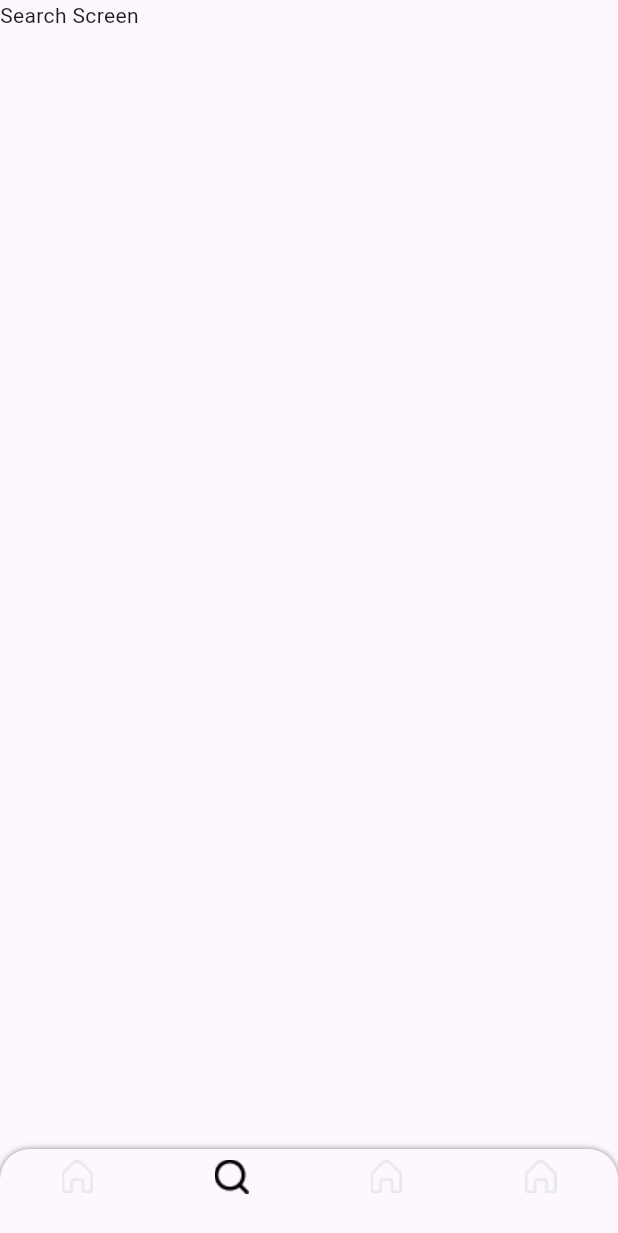
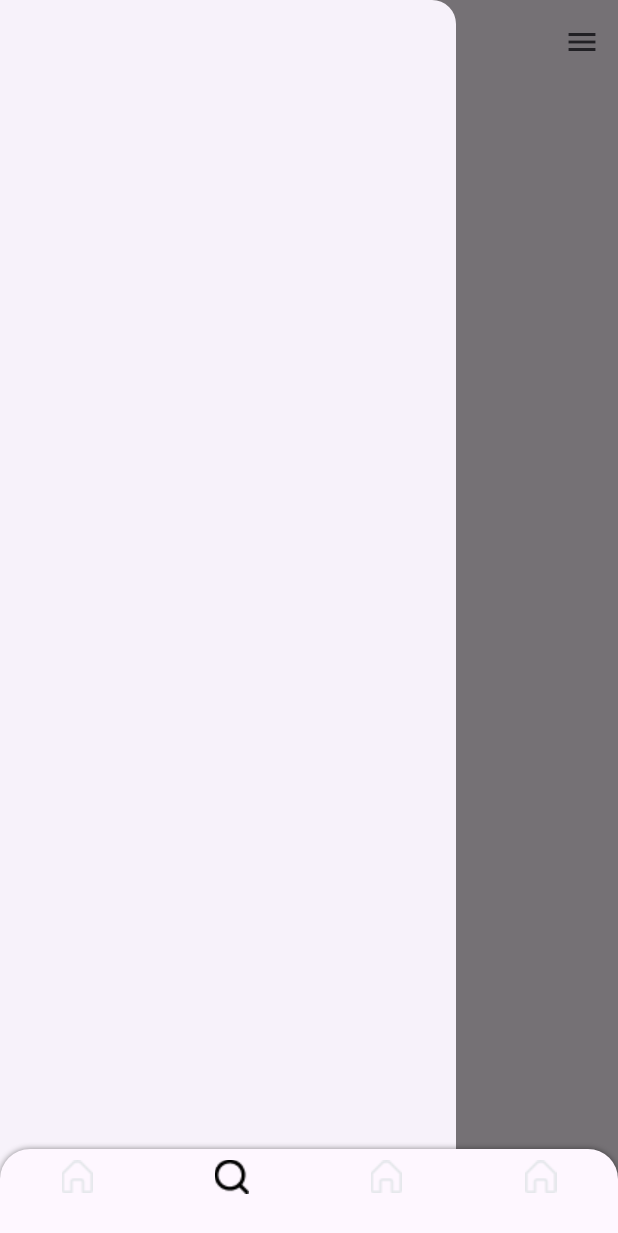
Before and after one commit to SayuNirappel/flux_store, a Flutter app: the BottomNavbarScreen screen opened directly, item 2 of the bottom bar chosen, with the side drawer open (before the commit the screen has no drawer), on a phone screen of 412 x 824 dp. Shown: the top 1233 px of the screen. Run offline on Flutter 3.47's test engine with Material 3 defaults, Android fonts, the phone set to English and light mode, and no system bars; our stand-ins replace carousel_slider; network calls fail.

```diff
--- a/lib/utils/constants/image_constants.dart
+++ b/lib/utils/constants/image_constants.dart
@@ -8,8 +8,4 @@ class ImageConstants {
   static String inactivesearchIcon = "assets/images/searchinactive.png";
   static String moreIcon = "assets/images/moreicon.png";
   static String notificationIcon = "assets/images/noticon.png";
-  final List<String> carouselImageList = [
-    "https://images.pexels.com/photos/21760959/pexels-photo-21760959/free-photo-of-people-working-on-field-near-deep-forest.jpeg?auto=compress&cs=tinysrgb&w=600&lazy=load",
-    "https://images.pexels.com/photos/30844663/pexels-photo-30844663/free-photo-of-giraffes-grazing-in-african-wilderness-outdoors.jpeg?auto=compress&cs=tinysrgb&w=600&lazy=load"
-  ];
 }
--- a/lib/view/search_screen/search_screen.dart
+++ b/lib/view/search_screen/search_screen.dart
@@ -8,6 +8,9 @@ class SearchScreen extends StatelessWidget {
   @override
   Widget build(BuildContext context) {
     return Scaffold(
+      drawer: Drawer(),
+      endDrawer: Drawer(),
+      appBar: AppBar(),
       body: Container(
         child: Text("Search Screen"),
       ),
```
Also changed, not shown: lib/view/home_screen/home_screen.dart (+35 -13 lines).
